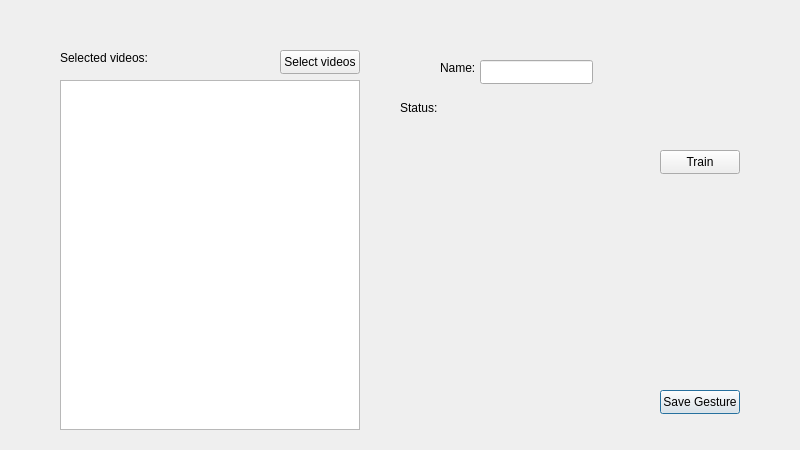
This is src/GUI/GestureEditor.ui in SpeedyCodes/HMM-GestureRecognition as Qt 5 draws it before an edit. The edited form follows.
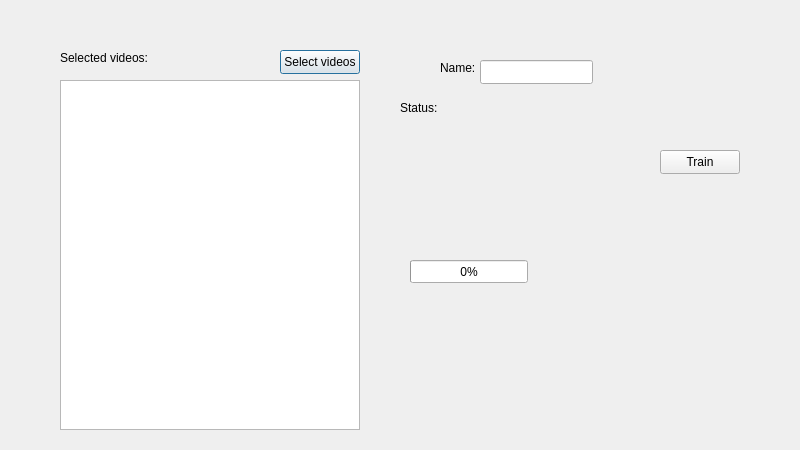
This is the edited form.

Commit message: quick&dirty progressbar for training multiple videos

What changed in the file:
```diff
--- a/src/GUI/GestureEditor.ui
+++ b/src/GUI/GestureEditor.ui
@@ -13,19 +13,6 @@
   <property name="windowTitle">
    <string>Gesture Editor</string>
   </property>
-  <widget class="QPushButton" name="pushButton">
-   <property name="geometry">
-    <rect>
-     <x>660</x>
-     <y>390</y>
-     <width>80</width>
-     <height>24</height>
-    </rect>
-   </property>
-   <property name="text">
-    <string>Save Gesture</string>
-   </property>
-  </widget>
   <widget class="QLabel" name="label">
    <property name="geometry">
     <rect>
@@ -124,6 +111,19 @@
     <string>Status:</string>
    </property>
   </widget>
+  <widget class="QProgressBar" name="progressBar">
+   <property name="geometry">
+    <rect>
+     <x>410</x>
+     <y>260</y>
+     <width>118</width>
+     <height>23</height>
+    </rect>
+   </property>
+   <property name="value">
+    <number>0</number>
+   </property>
+  </widget>
  </widget>
  <resources/>
  <connections/>
```
The commit also changes 2 other files.
